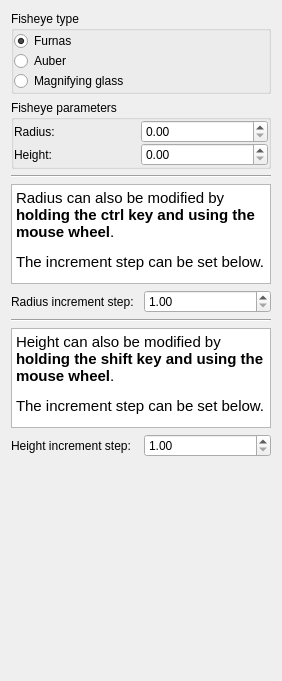
Qt form plugins/interactor/FishEye/FishEyeConfigWidget.ui (Tulip-Dev/tulip) before a commit.
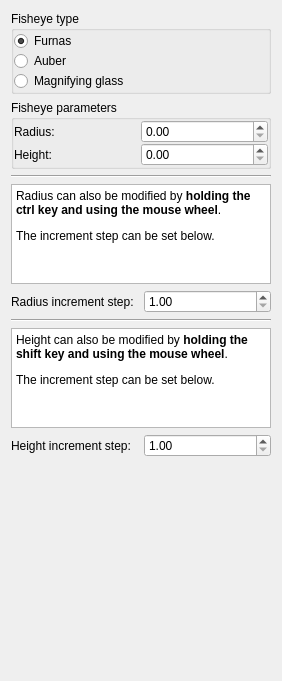
The same form after that commit.

Commit message: High dpi display improvements: set font sizes in pixels instead of points

What changed in the file:
```diff
--- a/plugins/interactor/FishEye/FishEyeConfigWidget.ui
+++ b/plugins/interactor/FishEye/FishEyeConfigWidget.ui
@@ -146,12 +146,8 @@
       <bool>true</bool>
      </property>
      <property name="html">
-      <string>&lt;!DOCTYPE HTML PUBLIC &quot;-//W3C//DTD HTML 4.0//EN&quot; &quot;http://www.w3.org/TR/REC-html40/strict.dtd&quot;&gt;
-&lt;html&gt;&lt;head&gt;&lt;meta name=&quot;qrichtext&quot; content=&quot;1&quot; /&gt;&lt;style type=&quot;text/css&quot;&gt;
-p, li { white-space: pre-wrap; }
-&lt;/style&gt;&lt;/head&gt;&lt;body style=&quot; font-family:'Ubuntu'; font-size:11pt; font-weight:400; font-style:normal;&quot;&gt;
-&lt;p style=&quot; margin-top:12px; margin-bottom:12px; margin-left:0px; margin-right:0px; -qt-block-indent:0; text-indent:0px;&quot;&gt;Radius can also be modified by &lt;span style=&quot; font-weight:600;&quot;&gt;holding the ctrl key and using the mouse wheel&lt;/span&gt;.&lt;/p&gt;
-&lt;p style=&quot; margin-top:12px; margin-bottom:12px; margin-left:0px; margin-right:0px; -qt-block-indent:0; text-indent:0px;&quot;&gt;The increment step can be set below.&lt;/p&gt;&lt;/body&gt;&lt;/html&gt;</string>
+      <string>&lt;p&gt;Radius can also be modified by &lt;b&gt;holding the ctrl key and using the mouse wheel&lt;/b&gt;.&lt;/p&gt;
+&lt;p&gt;The increment step can be set below.&lt;/p&gt;</string>
      </property>
     </widget>
    </item>
@@ -207,12 +203,8 @@
       <bool>true</bool>
      </property>
      <property name="html">
-      <string>&lt;!DOCTYPE HTML PUBLIC &quot;-//W3C//DTD HTML 4.0//EN&quot; &quot;http://www.w3.org/TR/REC-html40/strict.dtd&quot;&gt;
-&lt;html&gt;&lt;head&gt;&lt;meta name=&quot;qrichtext&quot; content=&quot;1&quot; /&gt;&lt;style type=&quot;text/css&quot;&gt;
-p, li { white-space: pre-wrap; }
-&lt;/style&gt;&lt;/head&gt;&lt;body style=&quot; font-family:'Ubuntu'; font-size:11pt; font-weight:400; font-style:normal;&quot;&gt;
-&lt;p style=&quot; margin-top:12px; margin-bottom:12px; margin-left:0px; margin-right:0px; -qt-block-indent:0; text-indent:0px;&quot;&gt;Height can also be modified by &lt;span style=&quot; font-weight:600;&quot;&gt;holding the shift key and using the mouse wheel&lt;/span&gt;.&lt;/p&gt;
-&lt;p style=&quot; margin-top:12px; margin-bottom:12px; margin-left:0px; margin-right:0px; -qt-block-indent:0; text-indent:0px;&quot;&gt;The increment step can be set below.&lt;/p&gt;&lt;/body&gt;&lt;/html&gt;</string>
+      <string>&lt;p&gt;Height can also be modified by &lt;b&gt;holding the shift key and using the mouse wheel&lt;/b&gt;.&lt;/p&gt;
+&lt;p&gt;The increment step can be set below.&lt;/p&gt;</string>
      </property>
     </widget>
    </item>
```
The commit also changes 9 other files.
